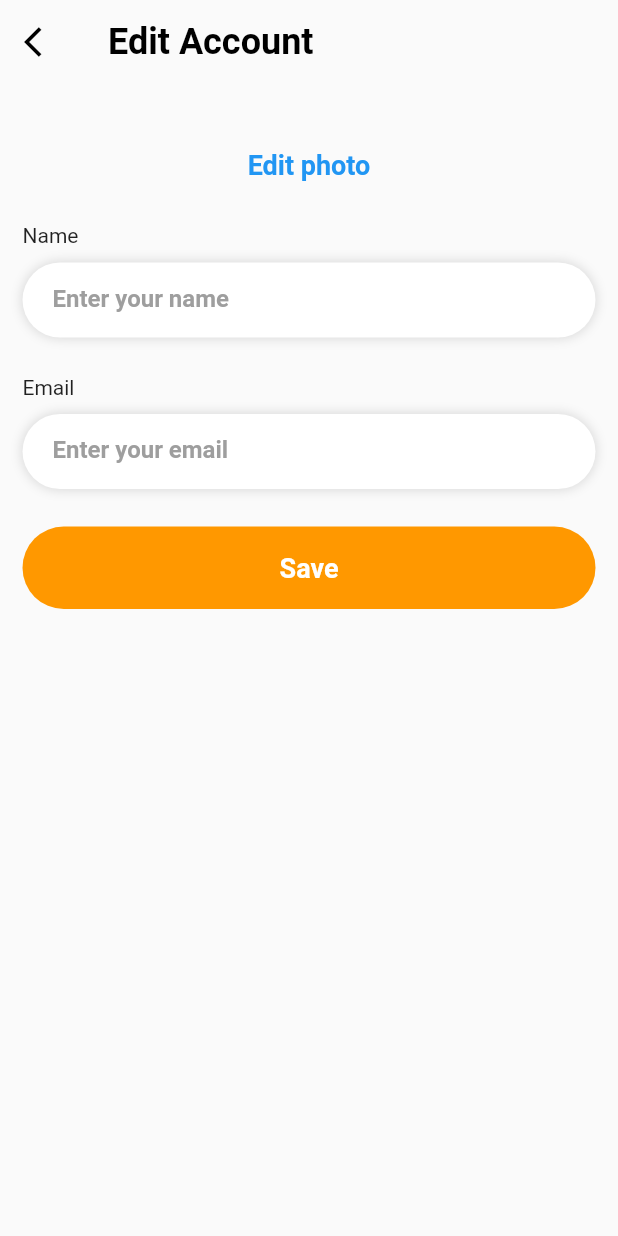
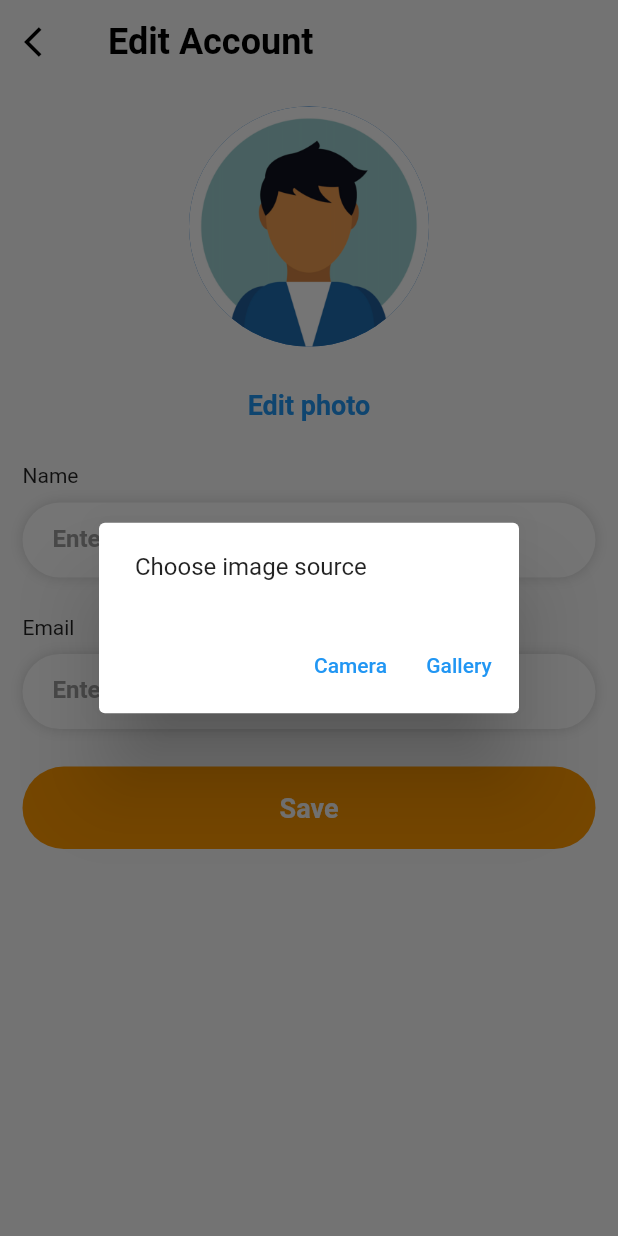
Before and after one commit to perpetio/plant, a Flutter app: the EditProfileScreen screen opened by its route, after a tap on "Edit photo", on a phone screen of 412 x 824 dp. Run offline on Flutter 3.47's test engine with Material 2 defaults, Android fonts, the phone set to English and light mode, and no system bars; our stand-ins replace bloc, camera, carousel_slider, cloud_firestore, dio, firebase_auth and 8 more; accounts and stored records are empty.

Commit message:
[PLANT-6]: EditProfile logic added.

```diff
--- a/lib/screens/edit_profile/bloc/edit_profile_bloc.dart
+++ b/lib/screens/edit_profile/bloc/edit_profile_bloc.dart
@@ -1,12 +1,15 @@
+import 'dart:developer';
 import 'dart:io';
 
 import 'package:bloc/bloc.dart';
 import 'package:cloud_firestore/cloud_firestore.dart';
 import 'package:firebase_auth/firebase_auth.dart';
 import 'package:firebase_storage/firebase_storage.dart';
+import 'package:flutter/material.dart';
 import 'package:flutter/services.dart';
 import 'package:image_picker/image_picker.dart';
 import 'package:meta/meta.dart';
+import 'package:plant/service/validation_service.dart';
 
 part 'edit_profile_event.dart';
 part 'edit_profile_state.dart';
@@ -15,8 +18,8 @@ class EditProfileBloc extends Bloc<EditProfileEvent, EditProfileState> {
   EditProfileBloc() : super(EditProfileInitial());
 
   Map<String, dynamic> userData;
-  ImagePicker picker;
   File _image;
+  String imageURL;
 
   @override
   Stream<EditProfileState> mapEventToState(
@@ -27,13 +30,25 @@ class EditProfileBloc extends Bloc<EditProfileEvent, EditProfileState> {
       _getUserData();
       yield EditProfileInitial();
     } else if (event is EditProfileChangeImageEvent) {
-      _pickImage();
+      _pickImageFromGallery();
+    } else if (event is EditProfileTakeImageEvent) {
+      _takeImageFromCamera();
+    } else if (event is EditProfileReloadImageEvent) {
+      yield EditProfileReloadImageState(userImage: event.userImage);
     } else if (event is EditProfileChangeDataEvent) {
-      _saveData();
+      yield EditAccountProgress();
+      if (_checkValidatorsOfTextField(event.userName, event.userEmail)) {
+        try {
+          _saveData(event.userName, event.userEmail);
+        } catch (e) {
+          log(e.toString());
+          yield EditAccountErrorState(message: e.toString());
+        }
+      }
     }
   }
 
-  Future<dynamic> _getUserData() async {
+  Future<void> _getUserData() async {
     DocumentSnapshot snapshot = await FirebaseFirestore.instance
         .collection("users")
         .doc(FirebaseAuth.instance.currentUser.uid)
@@ -42,11 +57,23 @@ class EditProfileBloc extends Bloc<EditProfileEvent, EditProfileState> {
     userData = snapshot.data();
   }
 
-  void _pickImage() async {
-    //this function to pick the image from galery
+  Future<void> _pickImageFromGallery() async {
+    HapticFeedback.selectionClick();
+    PickedFile image =
+        await ImagePicker().getImage(source: ImageSource.gallery);
+    if (image == null) return null;
 
-    HapticFeedback.selectionClick();
-    PickedFile image = await picker.getImage(source: ImageSource.gallery);
+    _image = File(image.path);
+
+    DocumentReference sightingRef = FirebaseFirestore.instance
+        .collection('users')
+        .doc(FirebaseAuth.instance.currentUser.uid);
+
+    await saveImages(_image, sightingRef);
+  }
+
+  Future<void> _takeImageFromCamera() async {
+    PickedFile image = await ImagePicker().getImage(source: ImageSource.camera);
     if (image == null) return null;
 
     _image = File(image.path);
@@ -60,8 +87,11 @@ class EditProfileBloc extends Bloc<EditProfileEvent, EditProfileState> {
 
   Future<void> saveImages(File _image, DocumentReference ref) async {
     String imageURL = await uploadFile(_image);
+    add(EditProfileReloadImageEvent(userImage: imageURL));
     ref.update(
-      {"image": imageURL},
+      {
+        "image": imageURL,
+      },
     );
   }
 
@@ -71,12 +101,25 @@ class EditProfileBloc extends Bloc<EditProfileEvent, EditProfileState> {
     StorageUploadTask uploadTask = storageReference.putFile(_image);
     await uploadTask.onComplete;
     print('File Uploaded');
-    String returnURL;
+    // String returnURL;
     await storageReference.getDownloadURL().then((fileURL) {
-      returnURL = fileURL;
+      imageURL = fileURL;
     });
-    return returnURL;
+    return imageURL;
   }
 
-  void _saveData() {}
+  void _saveData(String userName, String userEmail) {
+    DocumentReference sightingRef = FirebaseFirestore.instance
+        .collection('users')
+        .doc(FirebaseAuth.instance.currentUser.uid);
+    sightingRef.update({
+      "name": userName,
+      "email": userEmail,
+    });
+  }
+
+  bool _checkValidatorsOfTextField(String userName, String email) {
+    return ValidationService.username(userName) &&
+        ValidationService.email(email);
+  }
 }
--- a/lib/screens/edit_profile/bloc/edit_profile_event.dart
+++ b/lib/screens/edit_profile/bloc/edit_profile_event.dart
@@ -7,12 +7,22 @@ class EditProfileInitialEvent extends EditProfileEvent {}
 
 class EditProfileChangeImageEvent extends EditProfileEvent {}
 
+class EditProfileTakeImageEvent extends EditProfileEvent {}
+
 class EditProfileChangeDataEvent extends EditProfileEvent {
-  final String displayName;
-  final String email;
+  final String userName;
+  final String userEmail;
 
   EditProfileChangeDataEvent({
-    @required this.displayName,
-    @required this.email,
+    @required this.userName,
+    @required this.userEmail,
   });
 }
+
+class EditProfileReloadImageEvent extends EditProfileEvent {
+  final String userImage;
+
+  EditProfileReloadImageEvent({
+    @required this.userImage,
+  });
+}
--- a/lib/screens/edit_profile/bloc/edit_profile_state.dart
+++ b/lib/screens/edit_profile/bloc/edit_profile_state.dart
@@ -6,3 +6,19 @@ abstract class EditProfileState {}
 class EditProfileInitial extends EditProfileState {}
 
 class EditAccountProgress extends EditProfileState {}
+
+class EditAccountErrorState extends EditProfileState {
+  final String message;
+
+  EditAccountErrorState({
+    @required this.message,
+  });
+}
+
+class EditProfileReloadImageState extends EditProfileState {
+  final String userImage;
+
+  EditProfileReloadImageState({
+    @required this.userImage,
+  });
+}
--- a/lib/screens/edit_profile/page/edit_profile_screen.dart
+++ b/lib/screens/edit_profile/page/edit_profile_screen.dart
@@ -29,8 +29,11 @@ class EditProfileScreen extends StatelessWidget {
       create: (BuildContext context) => EditProfileBloc(),
       child: BlocConsumer<EditProfileBloc, EditProfileState>(
         buildWhen: (_, currState) =>
-            currState is EditProfileInitial || currState is EditAccountProgress,
+            currState is EditProfileInitial ||
+            currState is EditAccountProgress ||
+            currState is EditAccountErrorState,
         builder: (context, state) {
+          // ignore: close_sinks
           final bloc = BlocProvider.of<EditProfileBloc>(context);
           if (state is EditProfileInitial) {
             bloc.add(EditProfileInitialEvent());
@@ -38,6 +41,8 @@ class EditProfileScreen extends StatelessWidget {
             return Stack(
               children: [EditProfileContent(), PlantsLoading()],
             );
+          } else if (state is EditAccountErrorState) {
+            _showErrorMessage(context, state.message);
           }
           return EditProfileContent();
         },
@@ -46,4 +51,19 @@ class EditProfileScreen extends StatelessWidget {
       ),
     );
   }
+
+  _showErrorMessage(BuildContext context, String message) {
+    showDialog(
+      context: context,
+      builder: (BuildContext context) => AlertDialog(
+        content: Text(message),
+        actions: [
+          TextButton(
+            child: Text('OK'),
+            onPressed: () => Navigator.of(context).pop(),
+          ),
+        ],
+      ),
+    );
+  }
 }
--- a/lib/screens/edit_profile/widget/edit_profile_content.dart
+++ b/lib/screens/edit_profile/widget/edit_profile_content.dart
@@ -1,13 +1,12 @@
 import 'dart:core';
 
-import 'package:firebase_auth/firebase_auth.dart';
 import 'package:flutter/material.dart';
 import 'package:flutter_bloc/flutter_bloc.dart';
 import 'package:plant/screens/common_widget/edit_account_container.dart';
 import 'package:plant/screens/common_widget/edit_account_textfield.dart';
 import 'package:plant/screens/common_widget/plant_button.dart';
+import 'package:plant/screens/common_widget/plants_loading.dart';
 import 'package:plant/screens/edit_profile/bloc/edit_profile_bloc.dart';
-import 'package:plant/service/validation_service.dart';
 
 class EditProfileContent extends StatefulWidget {
   @override
@@ -17,21 +16,27 @@ class EditProfileContent extends StatefulWidget {
 class _EditProfileContentState extends State<EditProfileContent> {
   final TextEditingController _nameController = TextEditingController();
   final TextEditingController _emailController = TextEditingController();
-  final User user = FirebaseAuth.instance.currentUser;
-  String photoUrl;
-  bool isNameInvalid = false;
-  bool isEmailInvalid = false;
-  String userName;
-  String userEmail;
+  String photoUrl = '';
+  String userName = '';
+  String userEmail = '';
 
+  @override
   void initState() {
+    // ignore: close_sinks
     final bloc = BlocProvider.of<EditProfileBloc>(context);
 
-    userName = bloc.userData['name'] ?? "No Username";
-    userEmail = bloc.userData['email'] ?? 'No email';
-    photoUrl = bloc.userData['image'] ?? null;
-    _nameController.text = userName;
-    _emailController.text = userEmail;
+    if (bloc.userData != null) {
+      userName =
+          bloc.userData['name'] == null ? "No Username" : bloc.userData['name'];
+      userEmail =
+          bloc.userData['email'] == null ? "No email" : bloc.userData['email'];
+      photoUrl = bloc.userData['image'] == null
+          ? "assets/images/profile.png"
+          : bloc.userData['image'];
+      _nameController.text = userName;
+      _emailController.text = userEmail;
+    }
+    super.initState();
   }
 
   @override
@@ -42,7 +47,16 @@ class _EditProfileContentState extends State<EditProfileContent> {
         crossAxisAlignment: CrossAxisAlignment.start,
         children: [
           const SizedBox(height: 15),
-          Center(child: _getImage()),
+          Center(
+              child: BlocBuilder<EditProfileBloc, EditProfileState>(
+            buildWhen: (_, currState) =>
+                currState is EditProfileReloadImageState,
+            builder: (context, state) {
+              if (state is EditProfileReloadImageState)
+                photoUrl = state.userImage;
+              return _getImage();
+            },
+          )),
           const SizedBox(height: 15),
           Center(
             child: _changeImage(bloc),
@@ -67,13 +81,13 @@ class _EditProfileContentState extends State<EditProfileContent> {
             radius: 80);
       }
     }
-    return Container();
+    return PlantsLoading();
   }
 
   Widget _changeImage(EditProfileBloc bloc) {
     return TextButton(
       onPressed: () {
-        bloc.add(EditProfileChangeImageEvent());
+        _showPickImageAlert(context, bloc);
       },
       child: Text(
         'Edit photo',
@@ -117,8 +131,44 @@ class _EditProfileContentState extends State<EditProfileContent> {
       padding: const EdgeInsets.symmetric(horizontal: 15),
       child: PlantButton(
         title: 'Save',
-        onTap: () {},
+        onTap: () {
+          bloc.add(
+            EditProfileChangeDataEvent(
+              userEmail: _emailController.text,
+              userName: _nameController.text,
+            ),
+          );
+          Navigator.pop(context);
+        },
       ),
     );
   }
+
+  void _showPickImageAlert(BuildContext context, EditProfileBloc bloc) {
+    showDialog(
+      context: context,
+      builder: (BuildContext context) => AlertDialog(
+        content: Text('Choose image source'),
+        actions: [
+          TextButton(
+            child: Text('Camera'),
+            onPressed: () => _getCameraImage(bloc, context),
+          ),
+          TextButton(
+              child: Text('Gallery'),
+              onPressed: () => _getGalleryImage(bloc, context)),
+        ],
+      ),
+    );
+  }
+
+  void _getCameraImage(EditProfileBloc bloc, BuildContext context) {
+    bloc.add(EditProfileTakeImageEvent());
+    Navigator.of(context).pop();
+  }
+
+  void _getGalleryImage(EditProfileBloc bloc, BuildContext context) {
+    bloc.add(EditProfileChangeImageEvent());
+    Navigator.of(context).pop();
+  }
 }
--- a/lib/screens/profile/view/profile_screen.dart
+++ b/lib/screens/profile/view/profile_screen.dart
@@ -70,8 +70,6 @@ class ProfileScreen extends StatelessWidget {
           final bloc = BlocProvider.of<ProfileBloc>(context);
           if (state is ProfileInitial) {
             bloc.add(ProfileInitialEvent());
-            // bloc.add(ProfileReloadImageEvent());
-            // bloc.add(ProfileReloadUserDataEvent());
           }
           return _Body();
         },
@@ -145,6 +143,7 @@ class __BodyState extends State<_Body> {
           children: [
             BlocBuilder<ProfileBloc, ProfileState>(
               builder: (context, state) {
+                // ignore: close_sinks
                 final bloc = BlocProvider.of<ProfileBloc>(context);
                 return Column(
                   children: [
```
Also changed, not shown: lib/screens/profile/bloc/profile_bloc.dart (+0 -16 lines).
